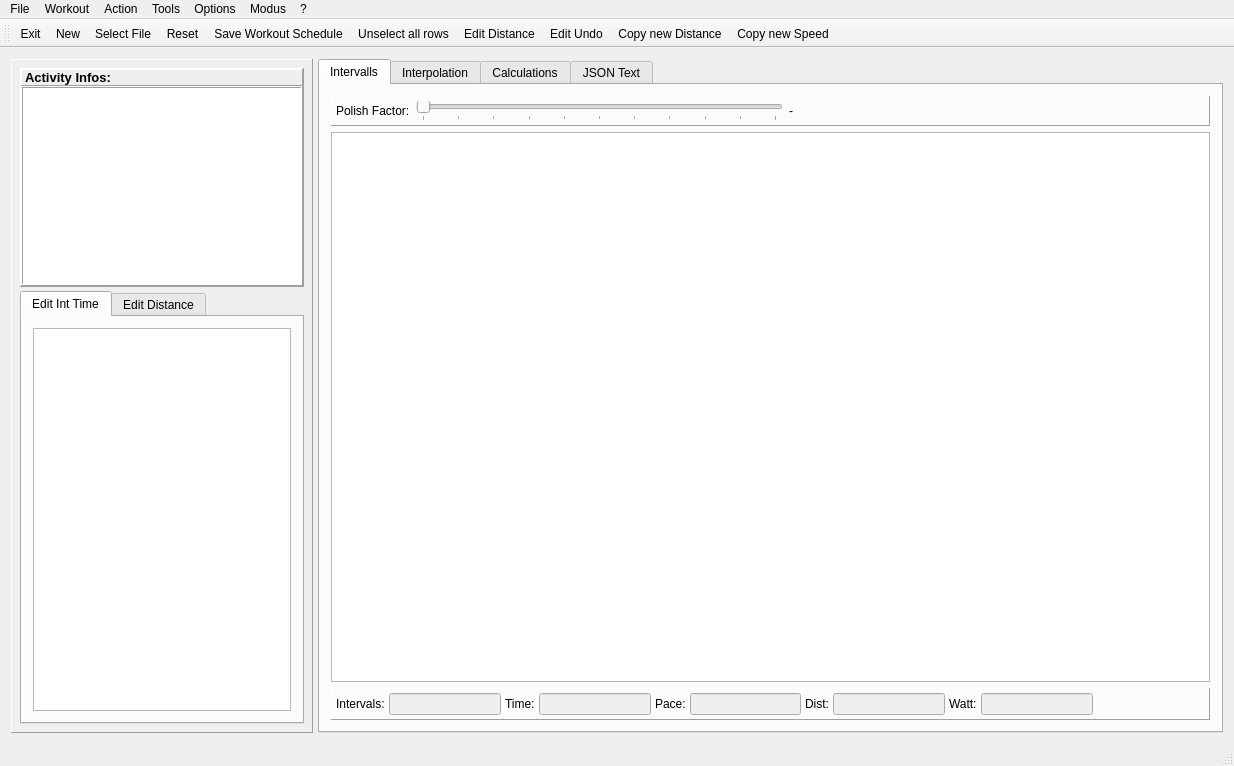
Qt form mainwindow.ui (Tria-Andy/WorkoutEditor) before a commit.
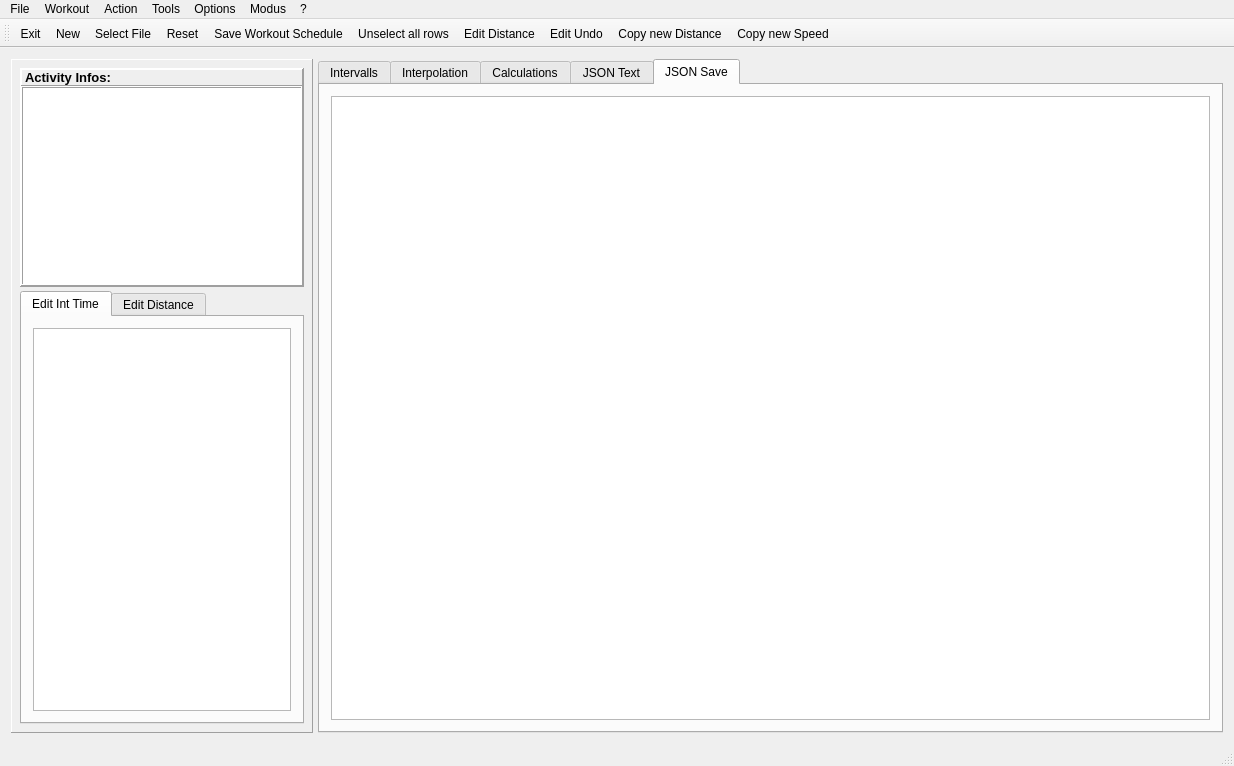
The same form after that commit. The open tabs and pages were chosen to show the change. Icons and pictures are not drawn.

Patch:
```diff
--- a/mainwindow.ui
+++ b/mainwindow.ui
@@ -1382,6 +1382,16 @@
             </item>
            </layout>
           </widget>
+          <widget class="QWidget" name="tab_7">
+           <attribute name="title">
+            <string>JSON Save</string>
+           </attribute>
+           <layout class="QHBoxLayout" name="horizontalLayout_14">
+            <item>
+             <widget class="QPlainTextEdit" name="plainTextEdit_saveToGC"/>
+            </item>
+           </layout>
+          </widget>
          </widget>
         </item>
        </layout>
```
